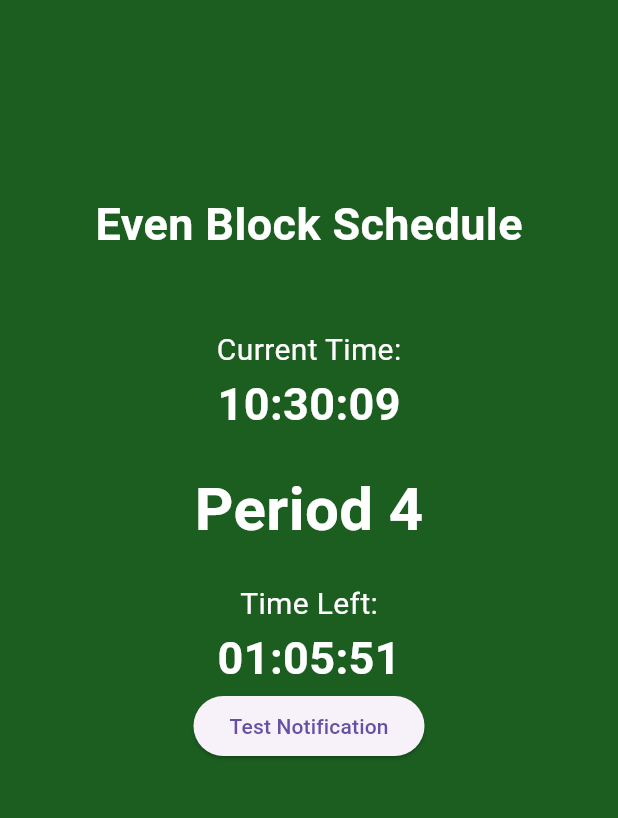
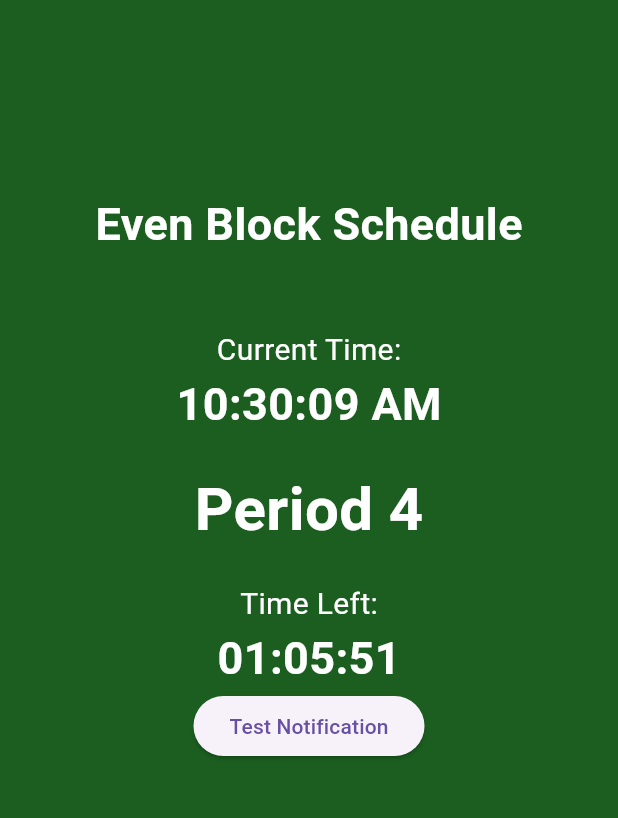
Before and after one commit to alexliao95311/ehs-bell-schedule, a Flutter app: the screen it shows after launch, after a tap on "Test Notification", on a phone screen of 412 x 824 dp, the part 84-902 px from its top. Run offline on Flutter 3.47's test engine with Material 3 defaults, Android fonts, the phone set to English and light mode, and no system bars; our stand-ins replace awesome_notifications.

Commit message:
lot of random changes but its the most recent working ver

```diff
--- a/lib/main.dart
+++ b/lib/main.dart
@@ -2,6 +2,8 @@ import 'package:flutter/material.dart';
 import 'dart:async';
 import 'package:awesome_notifications/awesome_notifications.dart';
 import 'notification_controller.dart';
+import 'package:intl/intl.dart';  // Import the intl package
+
 
 void main() async {
   await AwesomeNotifications().initialize(null, [
@@ -99,7 +101,7 @@ class _HomePageState extends State<HomePage> {
       {'start': '12:06', 'end': '12:36', 'period': 'Lunch'},
       {'start': '12:42', 'end': '13:37', 'period': 'Access'},
       {'start': '13:43', 'end': '15:13', 'period': 'Period 5'},
-      {'start': '15:19', 'end': '22:50', 'period': 'Period 7'},
+      {'start': '15:19', 'end': '23:50', 'period': 'Period 7'},
     ],
     'Thursday': [
       {'start': '07:15', 'end': '08:20', 'period': 'Period 0'},
@@ -145,8 +147,10 @@ class _HomePageState extends State<HomePage> {
 
   void _updateTimeAndClass() {
     DateTime now = DateTime.now();
-    String formattedTime =
-        '${now.hour}:${now.minute.toString().padLeft(2, '0')}:${now.second.toString().padLeft(2, '0')}';
+    //String formattedTime =
+    //    '${now.hour}:${now.minute.toString().padLeft(2, '0')}:${now.second.toString().padLeft(2, '0')}';
+
+    String formattedTime = DateFormat('hh:mm:ss a').format(now);  // Format time to 12-hour format with AM/PM
 
     String day = _getDayOfWeek(now);
     List<Map<String, String>> schedule = schedules[day] ?? [];
--- a/pubspec.yaml
+++ b/pubspec.yaml
@@ -32,6 +32,7 @@ dependencies:
     sdk: flutter
   sqflite: ^2.3.3+1
   awesome_notifications: ^0.9.3+1
+  intl: ^0.19.0
 
   # The following adds the Cupertino Icons font to your application.
   # Use with the CupertinoIcons class for iOS style icons.
```
Also changed, not shown: pubspec.lock, 1 other file.
